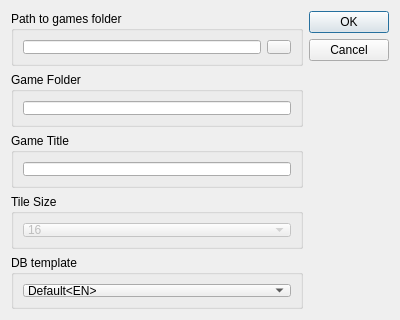
EasyRPG/Editor, file src/dialognewproject.ui: the form before one commit.
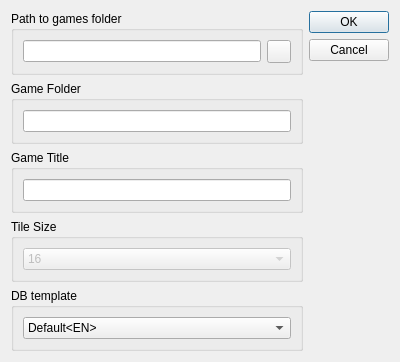
The form after the commit. Icons and pictures are not drawn.

Commit message:
New/import dialogs: set SetMinAndMaxSize constraint
Without this, the textboxes are too small on some systems.

Patch:
```diff
--- a/src/dialognewproject.ui
+++ b/src/dialognewproject.ui
@@ -26,6 +26,9 @@
    <string>Create new Project</string>
   </property>
   <layout class="QHBoxLayout" name="horizontalLayout_4">
+   <property name="sizeConstraint">
+    <enum>QLayout::SetMinAndMaxSize</enum>
+   </property>
    <item>
     <layout class="QVBoxLayout" name="verticalLayout">
      <item>
```
The commit also changes 1 other file.
